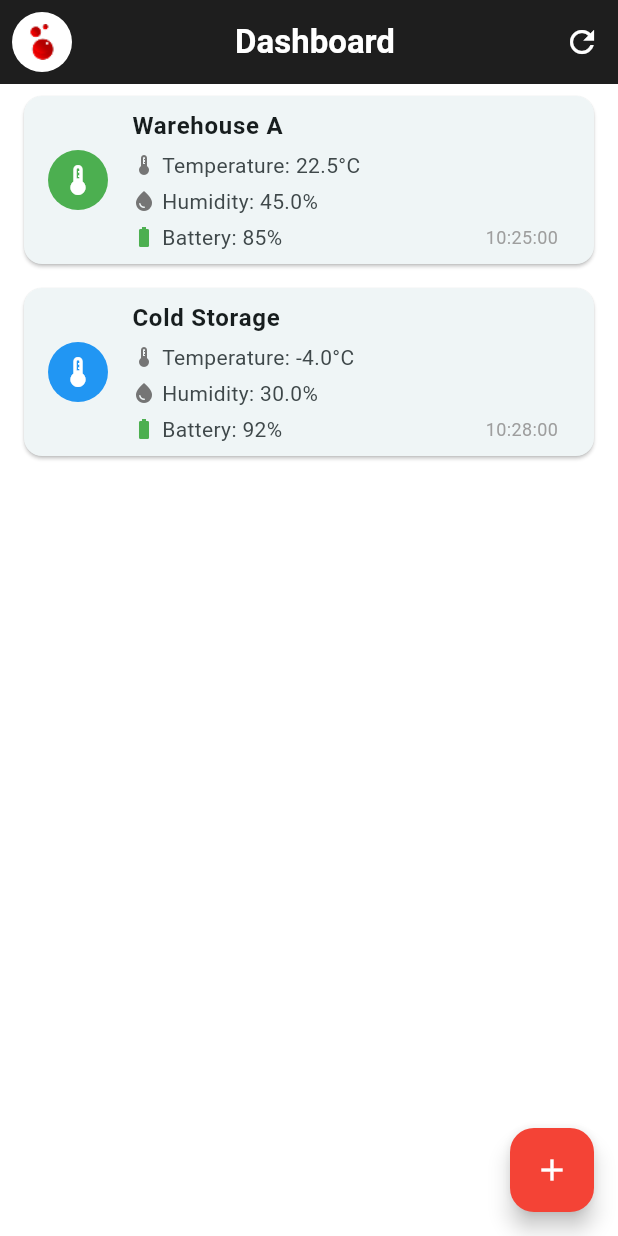
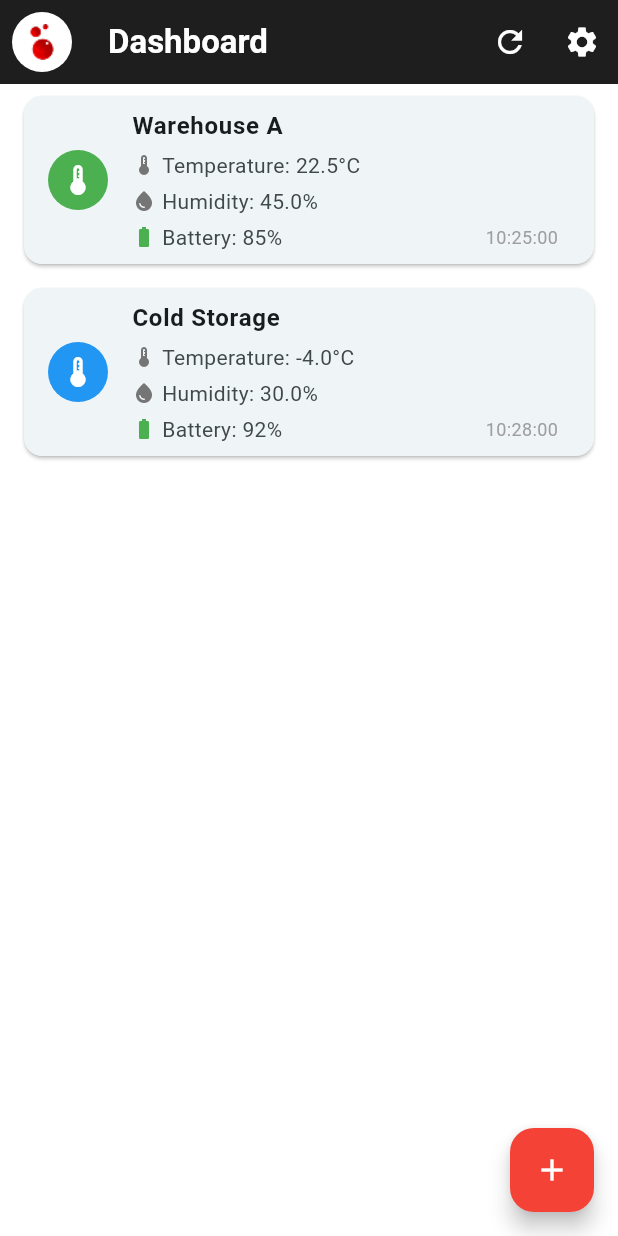
Before and after one commit to mateusz-lisowski/sensodis-sketch, a Flutter app: the DashboardPage screen opened directly, on a phone screen of 412 x 824 dp. Run offline on Flutter 3.47's test engine with Material 3 defaults, Android fonts, the phone set to English and light mode, and no system bars; our stand-ins replace flutter_blue_plus, get, permission_handler.

Commit message:
Create settings page and link it to the dashboard page

```diff
--- a/lib/dashboard/dashboard_page.dart
+++ b/lib/dashboard/dashboard_page.dart
@@ -1,8 +1,8 @@
 import 'package:flutter/material.dart';
 import 'package:get/get.dart';
 import 'package:intl/intl.dart';
-import 'package:flutter_blue_plus/flutter_blue_plus.dart';
 import '../widgets/app_bar_icon.dart';
+import '../settings/settings_page.dart';
 import 'dashboard_controller.dart';
 
 class DashboardPage extends StatelessWidget {
@@ -15,11 +15,9 @@ class DashboardPage extends StatelessWidget {
     return Scaffold(
       appBar: AppBar(
         leading: AppBarIcon(),
-        title: Center(
-          child: Text(
-            'dashboard'.tr,
-            style: TextStyle(fontWeight: FontWeight.bold),
-          ),
+        title: Text(
+          'dashboard'.tr,
+          style: TextStyle(fontWeight: FontWeight.bold),
         ),
         backgroundColor: Theme.of(context).colorScheme.primary,
         foregroundColor: Theme.of(context).colorScheme.onPrimary,
@@ -27,6 +25,10 @@ class DashboardPage extends StatelessWidget {
           IconButton(
             icon: const Icon(Icons.refresh),
             onPressed: c.refreshSensors,
+          ),
+          IconButton(
+            icon: const Icon(Icons.settings),
+            onPressed: () => Get.to(() => const SettingsPage()),
           ),
         ],
       ),
--- a/lib/messages.dart
+++ b/lib/messages.dart
@@ -23,6 +23,7 @@ class Messages extends Translations {
           'device_added': 'Device added to dashboard',
           'scanning': 'Scanning...',
           'unknown_device': 'Unknown Device',
+          'settings': 'Settings',
         },
         'pl_PL': {
           'hello': 'Witaj Świecie',
@@ -44,6 +45,7 @@ class Messages extends Translations {
           'device_added': 'Urządzenie dodane do panelu',
           'scanning': 'Skanowanie...',
           'unknown_device': 'Nieznane urządzenie',
+          'settings': 'Ustawienia',
         }
       };
 }
```
Also changed, not shown: lib/settings/settings_page.dart (added, +20 -0 lines).
